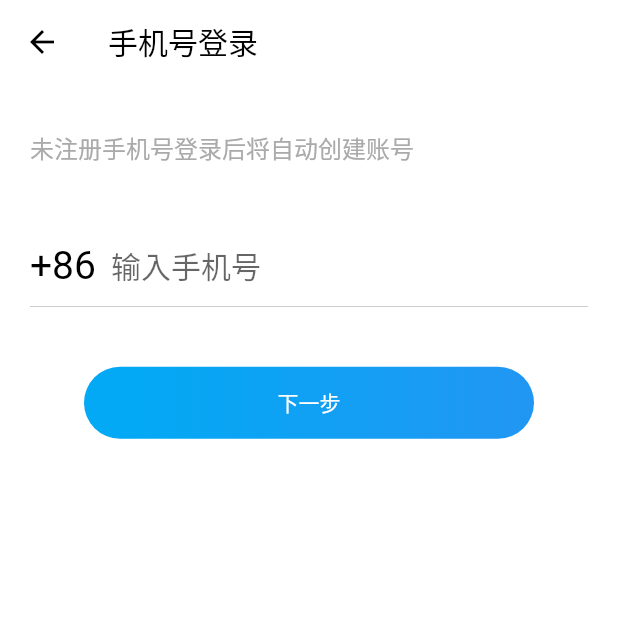
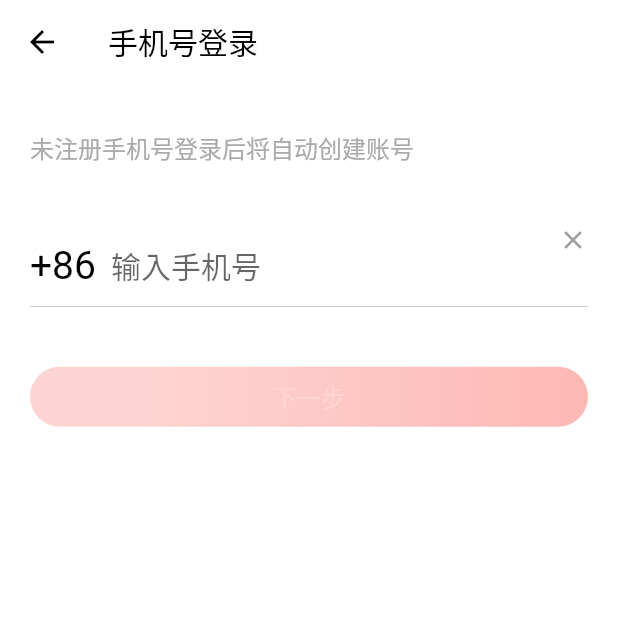
Before and after one commit to lichenbuliren/flutter_netease_music, a Flutter app: the LoginRegisterPage screen opened by its route, on a phone screen of 412 x 824 dp, the top half of it. Run offline on Flutter 3.47's test engine with Material 2 defaults, Android fonts, the phone set to English and light mode, and no system bars; our stand-ins replace flutter_svg, oktoast.

Commit message:
feat(login): 登录模块更新

```diff
--- a/lib/pages/login_register.dart
+++ b/lib/pages/login_register.dart
@@ -11,6 +11,21 @@ class LoginRegisterPage extends StatefulWidget {
 }
 
 class _LoginRegisterPageState extends State<LoginRegisterPage> {
+  bool hasInput = false;
+  final inputController = TextEditingController();
+
+  void handleInputChange() {
+    print('input value ${inputController.text}');
+    setState(() {
+      hasInput = inputController.text.length != 0;
+    });
+    print('hasInput $hasInput');
+  }
+
+  void handlePress() {
+    // TODO 校验文本
+  }
+
   @override
   Widget build(BuildContext context) {
     return Scaffold(
@@ -63,10 +78,13 @@ class _LoginRegisterPageState extends State<LoginRegisterPage> {
                   Expanded(
                     child: Padding(
                       padding: EdgeInsets.only(left: 10),
-                      child: TextField(
+                      child: Stack(
+                        children: <Widget>[
+                          TextField(
                             onChanged: (v) {
-                          print(v);
+                              handleInputChange();
                             },
+                            controller: inputController,
                             style: TextStyle(
                               fontSize: 20,
                             ),
@@ -84,18 +102,33 @@ class _LoginRegisterPageState extends State<LoginRegisterPage> {
                               ),
                             ),
                           ),
+                          Positioned(
+                            right: 0,
+                            top: 0,
+                            child: Icon(
+                              Icons.close,
+                              color: Colors.grey,
+                              size: 20,
+                            ),
+                          ),
+                        ],
+                      ),
                     ),
                   ),
                 ],
               ),
             ),
             Container(
-              width: 300,
+              width: 400,
+              height: 40,
               decoration: BoxDecoration(
                 color: Colors.purple,
                 gradient: LinearGradient(
-                  colors: [Colors.lightBlue, Colors.blue],
-                  stops: [0.1, 1],
+                  colors: [
+                    Color.fromRGBO(253, 184, 180, 0.6),
+                    Color.fromRGBO(253, 184, 180, 1)
+                  ],
+                  stops: [0.2, 1],
                 ),
                 borderRadius: BorderRadius.all(
                   Radius.circular(30),
@@ -106,12 +139,21 @@ class _LoginRegisterPageState extends State<LoginRegisterPage> {
                 color: Colors.transparent,
                 // 阴影偏移量
                 elevation: 0,
-                onPressed: () => print('下一步'),
+                onPressed: () => this.handlePress(),
                 shape: RoundedRectangleBorder(
                   borderRadius: BorderRadius.circular(20),
                   side: BorderSide.none,
                 ),
-                child: Text('下一步'),
+                splashColor: Colors.transparent,
+                highlightColor: Colors.transparent,
+                highlightElevation: 0,
+                child: Text(
+                  '下一步',
+                  style: TextStyle(
+                    color: Color.fromRGBO(254, 213, 210, 1),
+                    fontSize: 16,
+                  ),
+                ),
               ),
             ),
           ],
```
Also changed, not shown: pubspec.lock, 2 other files. Lines whose indentation alone changed are shown as unchanged.
